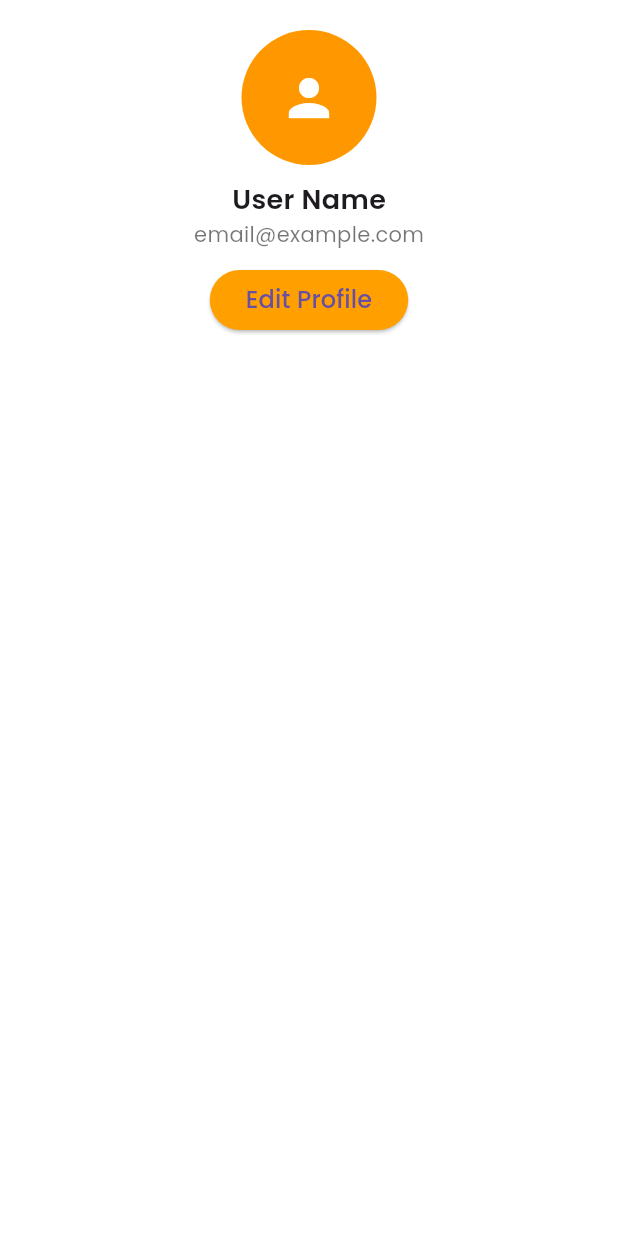
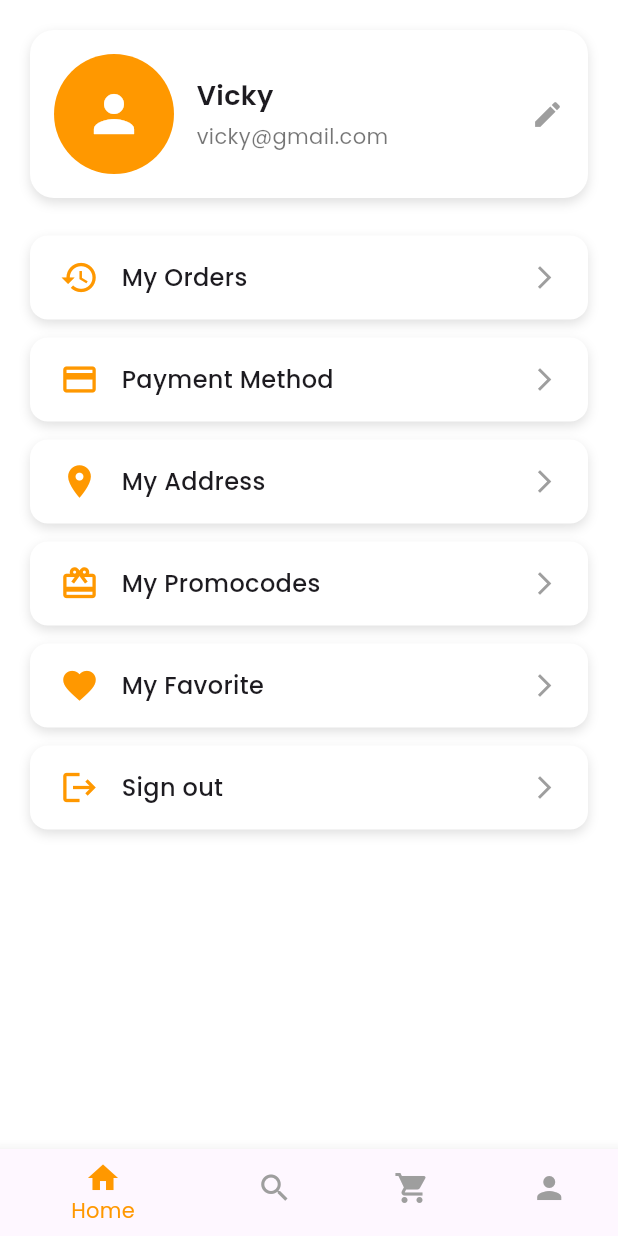
Before and after one commit to mdqtraining/food_delivery_app, a Flutter app: the ProfileScreen screen opened by its route, on a phone screen of 412 x 824 dp. Run offline on Flutter 3.47's test engine with Material 3 defaults, Android fonts, the phone set to English and light mode, and no system bars.

Commit message:
Profile screen UI refinement

```diff
--- a/lib/screens/profile.dart
+++ b/lib/screens/profile.dart
@@ -3,57 +3,130 @@ import 'package:flutter/material.dart';
 class ProfileScreen extends StatelessWidget {
   const ProfileScreen({super.key});
 
+  Widget menuItem(IconData icon, String title) {
+    return Container(
+      padding: const EdgeInsets.symmetric(horizontal: 20, vertical: 15),
+      margin: const EdgeInsets.only(bottom: 12),
+      decoration: BoxDecoration(
+        color: Colors.white,
+        borderRadius: BorderRadius.circular(12),
+        boxShadow: [
+          BoxShadow(color: Colors.black12, blurRadius: 6, offset: Offset(0, 3)),
+        ],
+      ),
+      child: Row(
+        children: [
+          Icon(icon, color: Colors.orange, size: 26),
+          const SizedBox(width: 15),
+          Text(
+            title,
+            style: const TextStyle(fontSize: 16, fontWeight: FontWeight.w500),
+          ),
+          const Spacer(),
+          const Icon(Icons.arrow_forward_ios, size: 18, color: Colors.grey),
+        ],
+      ),
+    );
+  }
+
   @override
   Widget build(BuildContext context) {
     return Scaffold(
+      bottomNavigationBar: _bottomNavBar(context),
       backgroundColor: Colors.white,
       body: SafeArea(
-        child: SingleChildScrollView(
-          padding: EdgeInsets.all(20),
-          child: Column(
-            crossAxisAlignment: CrossAxisAlignment.start,
-            children: [
-              Center(
         child: Column(
           children: [
-                    CircleAvatar(
-                      radius: 45,
+            // SCROLLABLE CONTENT
+            Expanded(
+              child: SingleChildScrollView(
+                padding: const EdgeInsets.all(20),
+                child: Column(
+                  children: [
+                    // PROFILE CARD
+                    Container(
+                      padding: const EdgeInsets.all(16),
+                      decoration: BoxDecoration(
+                        color: Colors.white,
+                        borderRadius: BorderRadius.circular(16),
+                        boxShadow: const [
+                          BoxShadow(
+                            color: Colors.black12,
+                            blurRadius: 6,
+                            offset: Offset(0, 3),
+                          ),
+                        ],
+                      ),
+                      child: Row(
+                        children: [
+                          const CircleAvatar(
+                            radius: 40,
                             backgroundColor: Colors.orange,
-                      child: Icon(Icons.person, color: Colors.white, size: 40),
+                            child: Icon(
+                              Icons.person,
+                              color: Colors.white,
+                              size: 40,
                             ),
-                    SizedBox(height: 10),
+                          ),
+                          const SizedBox(width: 15),
+                          Column(
+                            crossAxisAlignment: CrossAxisAlignment.start,
+                            children: const [
                               Text(
-                      "User Name",
+                                "Vicky",
                                 style: TextStyle(
                                   fontSize: 18,
                                   fontWeight: FontWeight.w600,
                                 ),
                               ),
+                              SizedBox(height: 4),
                               Text(
-                      "email@example.com",
+                                "vicky@gmail.com",
                                 style: TextStyle(color: Colors.black54),
                               ),
-                    SizedBox(height: 10),
-                    ElevatedButton(
-                      onPressed: () {},
-                      style: ElevatedButton.styleFrom(
-                        backgroundColor: Color(0xFFFFA000),
-                        shape: RoundedRectangleBorder(
-                          borderRadius: BorderRadius.circular(30),
+                            ],
+                          ),
+                          const Spacer(),
+                          const Icon(Icons.edit, color: Colors.grey, size: 22),
+                        ],
                       ),
                     ),
-                      child: Text(
-                        "Edit Profile",
-                        style: TextStyle(fontSize: 16),
+
+                    const SizedBox(height: 25),
+
+                    // MENU ITEMS
+                    menuItem(Icons.history, "My Orders"),
+                    menuItem(Icons.payment, "Payment Method"),
+                    menuItem(Icons.location_on, "My Address"),
+                    menuItem(Icons.card_giftcard, "My Promocodes"),
+                    menuItem(Icons.favorite, "My Favorite"),
+                    menuItem(Icons.logout, "Sign out"),
+                  ],
+                ),
               ),
             ),
           ],
         ),
       ),
+    );
+  }
+
+  Widget _bottomNavBar(BuildContext context) {
+    return BottomNavigationBar(
+      selectedItemColor: Colors.orange,
+      unselectedItemColor: Colors.grey,
+      onTap: (index) {
+        if (index == 0) Navigator.pushReplacementNamed(context, "/home");
+        if (index == 1) Navigator.pushReplacementNamed(context, "/search");
+        if (index == 2) Navigator.pushReplacementNamed(context, "/cart");
+        if (index == 3) Navigator.pushReplacementNamed(context, "/profile");
+      },
+      items: const [
+        BottomNavigationBarItem(icon: Icon(Icons.home), label: "Home"),
+        BottomNavigationBarItem(icon: Icon(Icons.search), label: "Search"),
+        BottomNavigationBarItem(icon: Icon(Icons.shopping_cart), label: "Cart"),
+        BottomNavigationBarItem(icon: Icon(Icons.person), label: "Profile"),
       ],
-          ),
-        ),
-      ),
     );
   }
 }
--- a/lib/screens/search.dart
+++ b/lib/screens/search.dart
@@ -6,6 +6,7 @@ class SearchScreen extends StatelessWidget {
   @override
   Widget build(BuildContext context) {
     return Scaffold(
+      bottomNavigationBar: _bottomNavBar(context),
       body: SafeArea(
         child: SingleChildScrollView(
           padding: const EdgeInsets.all(20),
@@ -37,4 +38,33 @@ class SearchScreen extends StatelessWidget {
       ),
     );
   }
+
+  Widget _bottomNavBar(BuildContext context) {
+    return BottomNavigationBar(
+      selectedItemColor: Colors.orange,
+      unselectedItemColor: Colors.grey,
+      onTap: (index) {
+        switch (index) {
+          case 0:
+            Navigator.pushNamed(context, "/home");
+            break;
+          case 1:
+            Navigator.pushNamed(context, "/search");
+            break;
+          case 2:
+            Navigator.pushNamed(context, "/cart");
+            break;
+          case 3:
+            Navigator.pushNamed(context, "/profile");
+            break;
+        }
+      },
+      items: const [
+        BottomNavigationBarItem(icon: Icon(Icons.home), label: "Home"),
+        BottomNavigationBarItem(icon: Icon(Icons.search), label: "Search"),
+        BottomNavigationBarItem(icon: Icon(Icons.shopping_cart), label: "Cart"),
+        BottomNavigationBarItem(icon: Icon(Icons.person), label: "Profile"),
+      ],
+    );
+  }
 }
```
Lines whose indentation alone changed are shown as unchanged.
